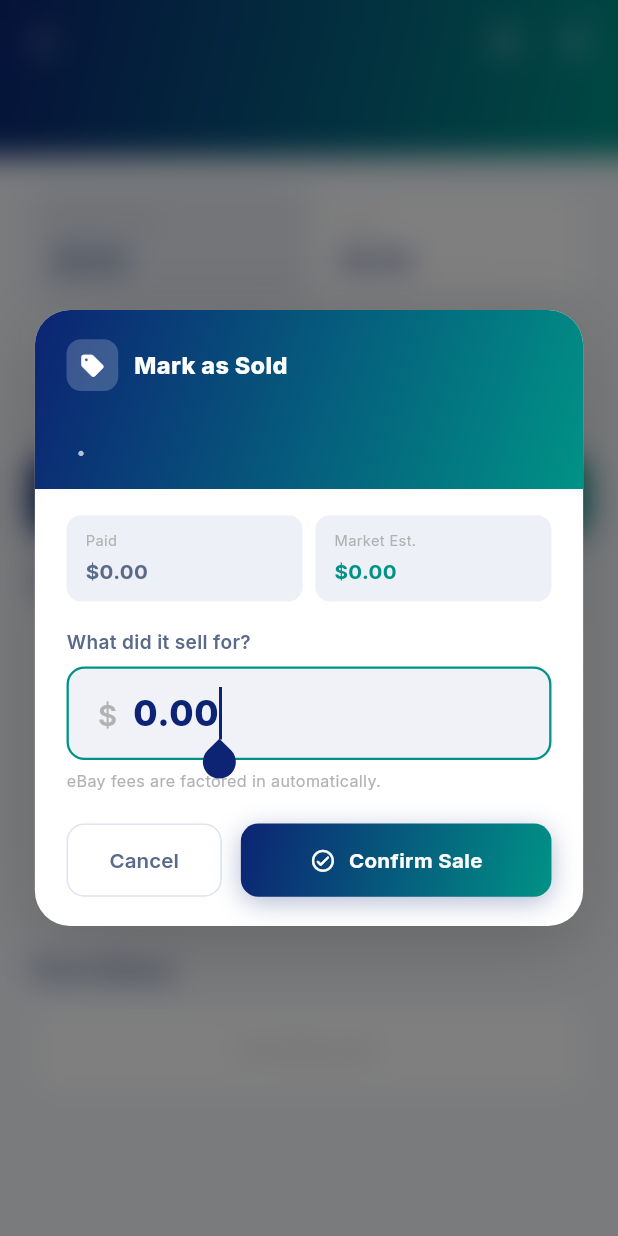
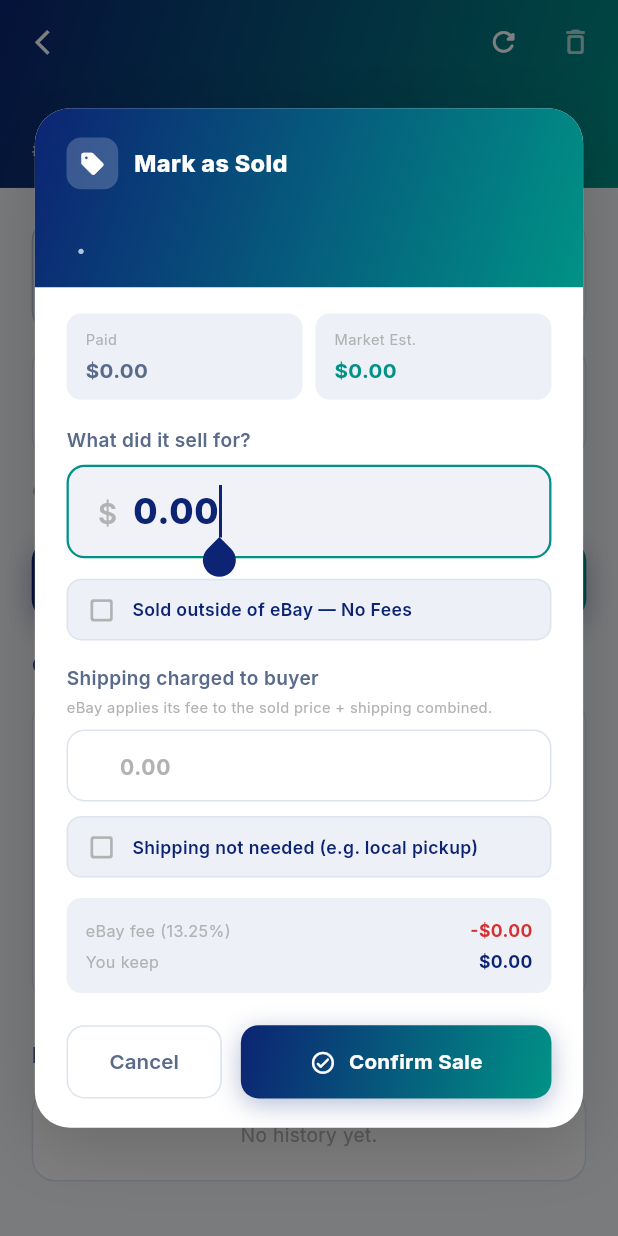
Before and after one commit to hanzala5225/Hobby-Watch, a Flutter app: the CardDetailView screen opened directly with empty values, after a tap on "Mark as Sold", on a phone screen of 412 x 824 dp. Run offline on Flutter 3.47's test engine with Material 3 defaults, Android fonts, the phone set to English and light mode, and no system bars; our stand-ins replace cached_network_image, dio, firebase_core, firebase_messaging, flutter_local_notifications, flutter_screenutil and 6 more; missing offline and left inert: google_mlkit_text_recognition; accounts and stored records are empty; network calls fail.

Commit message:
Adding the transport feature in app - Part 02

```diff
--- a/lib/app/utils/app_constants.dart
+++ b/lib/app/utils/app_constants.dart
@@ -12,7 +12,7 @@ class AppConstants {
   static const String keyOnboarded    = 'onboarded';
 
   // ── Business logic ────────────────────────────────────────────────────────
-  static const double ebayFeePercent      = 12.9;
+  static const double ebayFeePercent      = 13.25;
   static const double defaultTargetMargin = 30.0;
 
   // ── Timeouts ─────────────────────────────────────────────────────────────
--- a/lib/data/models/card_model.dart
+++ b/lib/data/models/card_model.dart
@@ -26,6 +26,9 @@ class CardModel {
   final bool isProfitable;
   final bool isSold;
   final double? soldPrice;
+  final bool soldOutsideEbay;
+  final double shippingCharge;
+  final double? ebayFeeAmount;
   final DateTime? soldAt;
   final DateTime createdAt;
   final DateTime updatedAt;
@@ -47,7 +50,7 @@ class CardModel {
     this.addedVia = 'manual',
     required this.purchasePrice,
     this.targetMarginPercent = 30.0,
-    this.ebayFeePercent = 12.9,
+    this.ebayFeePercent = 13.25,
     this.currentEbayAvg30,
     this.currentEbayAvg60,
     this.currentEbayAvg90,
@@ -58,6 +61,9 @@ class CardModel {
     this.isProfitable = false,
     this.isSold = false,
     this.soldPrice,
+    this.soldOutsideEbay = false,
+    this.shippingCharge = 0,
+    this.ebayFeeAmount,
     this.soldAt,
     required this.createdAt,
     required this.updatedAt,
@@ -80,7 +86,7 @@ class CardModel {
     addedVia:             json['addedVia'] ?? 'manual',
     purchasePrice:        (json['purchasePrice'] as num?)?.toDouble() ?? 0.0,
     targetMarginPercent:  (json['targetMarginPercent'] as num?)?.toDouble() ?? 30.0,
-    ebayFeePercent:       (json['ebayFeePercent'] as num?)?.toDouble() ?? 12.9,
+    ebayFeePercent:       (json['ebayFeePercent'] as num?)?.toDouble() ?? 13.25,
     currentEbayAvg30:     (json['currentEbayAvg30'] as num?)?.toDouble(),
     currentEbayAvg60:     (json['currentEbayAvg60'] as num?)?.toDouble(),
     currentEbayAvg90:     (json['currentEbayAvg90'] as num?)?.toDouble(),
@@ -93,6 +99,9 @@ class CardModel {
     isProfitable:         json['isProfitable'] ?? false,
     isSold:               json['isSold'] ?? false,
     soldPrice:            (json['soldPrice'] as num?)?.toDouble(),
+    soldOutsideEbay:      json['soldOutsideEbay'] ?? false,
+    shippingCharge:       (json['shippingCharge'] as num?)?.toDouble() ?? 0,
+    ebayFeeAmount:        (json['ebayFeeAmount'] as num?)?.toDouble(),
     soldAt:               json['soldAt'] != null ? DateTime.parse(json['soldAt']) : null,
     createdAt:            json['createdAt'] != null
         ? DateTime.parse(json['createdAt'])
--- a/lib/modules/add_card/add_card_view.dart
+++ b/lib/modules/add_card/add_card_view.dart
@@ -207,7 +207,7 @@ class AddCardView extends GetView<AddCardController> {
           child: Row(children: [
             Icon(Icons.info_outline, color: AppColors.accent, size: 18.sp),
             SizedBox(width: 10.w),
-            Expanded(child: Text('eBay fees (~12.9%) are automatically deducted from profit calculations.',
+            Expanded(child: Text('eBay fees (~13.25%) are automatically deducted from profit calculations.',
                 style: GoogleFonts.inter(fontSize: 12.sp, color: AppColors.textSecondary, height: 1.4))),
           ]),
         ),
--- a/lib/modules/card_detail/card_detail_controller.dart
+++ b/lib/modules/card_detail/card_detail_controller.dart
@@ -1,4 +1,3 @@
-import 'dart:ui';
 import 'package:flutter/material.dart';
 import 'package:flutter_screenutil/flutter_screenutil.dart';
 import 'package:get/get.dart';
@@ -60,6 +59,9 @@ class CardDetailController extends GetxController {
     final soldPriceController = TextEditingController(
       text: card.value.currentEbayAvg30?.toStringAsFixed(2) ?? '',
     );
+    final shippingChargeController = TextEditingController();
+    final soldOutsideEbay = false.obs;
+    final shippingNotNeeded = false.obs;
 
     final confirmed = await showDialog<bool>(
       context: context,
@@ -67,6 +69,9 @@ class CardDetailController extends GetxController {
       builder: (_) => _MarkSoldDialog(
         card: card.value,
         soldPriceController: soldPriceController,
+        shippingChargeController: shippingChargeController,
+        soldOutsideEbay: soldOutsideEbay,
+        shippingNotNeeded: shippingNotNeeded,
       ),
     );
 
@@ -75,18 +80,30 @@ class CardDetailController extends GetxController {
       if (price == null || price <= 0) {
         Get.snackbar('Invalid Price', 'Please enter a valid sold price.',
             snackPosition: SnackPosition.BOTTOM, margin: const EdgeInsets.all(16), borderRadius: 12);
-        soldPriceController.dispose();
+        _disposeAfterDialogCloses(soldPriceController);
+        shippingChargeController.dispose();
         return;
       }
-      await _doMarkSold(price);
+      // Shipping is irrelevant once sold-outside-eBay or shipping-not-needed
+      // is checked — treat it as 0 regardless of leftover text in the field.
+      final shipping = (soldOutsideEbay.value || shippingNotNeeded.value)
+          ? 0.0
+          : (double.tryParse(shippingChargeController.text.replaceAll(',', '.')) ?? 0.0);
+      await _doMarkSold(price, soldOutsideEbay.value, shipping);
     }
-    soldPriceController.dispose();
+    _disposeAfterDialogCloses(soldPriceController);
+    shippingChargeController.dispose();
   }
 
-  Future<void> _doMarkSold(double soldPrice) async {
+  void _disposeAfterDialogCloses(TextEditingController controller) {
+    Future.delayed(const Duration(milliseconds: 300), controller.dispose);
+  }
+
+  Future<void> _doMarkSold(double soldPrice, bool soldOutsideEbay, double shippingCharge) async {
     isMarkingSold.value = true;
     try {
-      final updated = await _api.markAsSold(card.value.id, soldPrice);
+      final updated = await _api.markAsSold(card.value.id, soldPrice,
+          soldOutsideEbay: soldOutsideEbay, shippingCharge: shippingCharge);
       card.value = updated;
 
       // ── Immediately update CollectionController and DashboardController ──
@@ -126,22 +143,40 @@ class CardDetailController extends GetxController {
   }
 }
 
-// ── Mark Sold Dialog (separate widget) ───────────────────────────────────────
 class MarkSoldDialog extends StatelessWidget {
   final CardModel card;
   final TextEditingController soldPriceController;
-  const MarkSoldDialog({super.key, required this.card, required this.soldPriceController});
+  final TextEditingController shippingChargeController;
+  final RxBool soldOutsideEbay;
+  final RxBool shippingNotNeeded;
+  const MarkSoldDialog({
+    super.key,
+    required this.card,
+    required this.soldPriceController,
+    required this.shippingChargeController,
+    required this.soldOutsideEbay,
+    required this.shippingNotNeeded,
+  });
 
   @override
   Widget build(BuildContext context) {
     final fmt = NumberFormat.currency(symbol: '\$', decimalDigits: 2);
     final isTarget = card.isTargetReached;
 
-    return BackdropFilter(
-      filter: ImageFilter.blur(sigmaX: 10, sigmaY: 10),
+    // Shifts the whole dialog up above the keyboard as it opens. Note: no
+    // BackdropFilter blur here anymore — it was corrupting the render when
+    // combined with this keyboard-offset Padding (Flutter compositing bug).
+    // showDialog's barrierColor already dims the background, so nothing is
+    // lost visually.
+    return Padding(
+      padding: EdgeInsets.only(bottom: MediaQuery.of(context).viewInsets.bottom),
       child: Dialog(
           backgroundColor: Colors.transparent,
-        insetPadding: EdgeInsets.symmetric(horizontal: 22.w),
+          insetPadding: EdgeInsets.symmetric(horizontal: 22.w, vertical: 24.h),
+          // Caps the dialog's height so it can never exceed the visible
+          // screen space (especially important once the keyboard is up).
+          child: ConstrainedBox(
+            constraints: BoxConstraints(maxHeight: MediaQuery.of(context).size.height * 0.85),
             child: Container(
               decoration: BoxDecoration(
                 color: AppColors.bgCard,
@@ -203,8 +238,10 @@ class MarkSoldDialog extends StatelessWidget {
                     ),
                   ),
 
-              // ── Body ────────────────────────────────────────────────────
-              Padding(
+                  // ── Body — now scrollable, so it can never get stuck
+                  //    behind the keyboard with no way to reach it ─────────
+                  Flexible(
+                    child: SingleChildScrollView(
                       padding: EdgeInsets.fromLTRB(20.w, 18.h, 20.w, 20.h),
                       child: Column(
                         crossAxisAlignment: CrossAxisAlignment.start,
@@ -236,9 +273,132 @@ class MarkSoldDialog extends StatelessWidget {
                               contentPadding: EdgeInsets.symmetric(horizontal: 16.w, vertical: 14.h),
                             ),
                           ),
-                    SizedBox(height: 6.h),
-                    Text('eBay fees are factored in automatically.',
+
+                          SizedBox(height: 14.h),
+
+                          // "Sold outside of eBay" checkbox
+                          Obx(() => GestureDetector(
+                            onTap: () => soldOutsideEbay.value = !soldOutsideEbay.value,
+                            child: Container(
+                              padding: EdgeInsets.symmetric(horizontal: 12.w, vertical: 10.h),
+                              decoration: BoxDecoration(
+                                color: soldOutsideEbay.value ? AppColors.accent.withOpacity(0.08) : AppColors.bgSurface,
+                                borderRadius: BorderRadius.circular(10.r),
+                                border: Border.all(color: soldOutsideEbay.value ? AppColors.accent.withOpacity(0.3) : AppColors.border),
+                              ),
+                              child: Row(children: [
+                                Icon(
+                                  soldOutsideEbay.value ? Icons.check_box_rounded : Icons.check_box_outline_blank_rounded,
+                                  color: soldOutsideEbay.value ? AppColors.accent : AppColors.textMuted,
+                                  size: 20.sp,
+                                ),
+                                SizedBox(width: 10.w),
+                                Expanded(child: Text(
+                                  'Sold outside of eBay — No Fees',
+                                  style: GoogleFonts.inter(fontSize: 12.sp, fontWeight: FontWeight.w600, color: AppColors.textPrimary),
+                                )),
+                              ]),
+                            ),
+                          )),
+
+                          // Shipping section
+                          Obx(() {
+                            if (soldOutsideEbay.value) return const SizedBox();
+                            return Column(
+                              crossAxisAlignment: CrossAxisAlignment.start,
+                              children: [
+                                SizedBox(height: 16.h),
+                                Text('Shipping charged to buyer',
+                                    style: GoogleFonts.inter(fontSize: 13.sp, fontWeight: FontWeight.w600, color: AppColors.textSecondary)),
+                                SizedBox(height: 4.h),
+                                Text('eBay applies its fee to the sold price + shipping combined.',
+                                    style: GoogleFonts.inter(fontSize: 10.sp, color: AppColors.textMuted)),
+                                SizedBox(height: 8.h),
+                                Obx(() => TextFormField(
+                                  controller: shippingChargeController,
+                                  enabled: !shippingNotNeeded.value,
+                                  keyboardType: const TextInputType.numberWithOptions(decimal: true),
+                                  style: GoogleFonts.inter(fontSize: 16.sp, fontWeight: FontWeight.w700,
+                                      color: shippingNotNeeded.value ? AppColors.textMuted : AppColors.textPrimary),
+                                  decoration: InputDecoration(
+                                    prefixText: '\$  ',
+                                    prefixStyle: GoogleFonts.inter(fontSize: 14.sp, fontWeight: FontWeight.w600, color: AppColors.textMuted),
+                                    hintText: '0.00',
+                                    filled: shippingNotNeeded.value,
+                                    fillColor: AppColors.bgSurface,
+                                    contentPadding: EdgeInsets.symmetric(horizontal: 14.w, vertical: 12.h),
+                                  ),
+                                )),
+                                SizedBox(height: 10.h),
+
+                                Obx(() => GestureDetector(
+                                  onTap: () {
+                                    shippingNotNeeded.value = !shippingNotNeeded.value;
+                                    if (shippingNotNeeded.value) shippingChargeController.clear();
+                                  },
+                                  child: Container(
+                                    padding: EdgeInsets.symmetric(horizontal: 12.w, vertical: 10.h),
+                                    decoration: BoxDecoration(
+                                      color: shippingNotNeeded.value ? AppColors.accent.withOpacity(0.08) : AppColors.bgSurface,
+                                      borderRadius: BorderRadius.circular(10.r),
+                                      border: Border.all(color: shippingNotNeeded.value ? AppColors.accent.withOpacity(0.3) : AppColors.border),
+                                    ),
+                                    child: Row(children: [
+                                      Icon(
+                                        shippingNotNeeded.value ? Icons.check_box_rounded : Icons.check_box_outline_blank_rounded,
+                                        color: shippingNotNeeded.value ? AppColors.accent : AppColors.textMuted,
+                                        size: 20.sp,
+                                      ),
+                                      SizedBox(width: 10.w),
+                                      Expanded(child: Text(
+                                        'Shipping not needed (e.g. local pickup)',
+                                        style: GoogleFonts.inter(fontSize: 12.sp, fontWeight: FontWeight.w600, color: AppColors.textPrimary),
+                                      )),
+                                    ]),
+                                  ),
+                                )),
+                              ],
+                            );
+                          }),
+
+                          SizedBox(height: 14.h),
+
+                          // Live fee preview
+                          AnimatedBuilder(
+                            animation: Listenable.merge([soldPriceController, shippingChargeController]),
+                            builder: (_, __) => Obx(() {
+                              final soldPrice = double.tryParse(soldPriceController.text.replaceAll(',', '.')) ?? 0;
+                              final shipping = (soldOutsideEbay.value || shippingNotNeeded.value)
+                                  ? 0.0
+                                  : (double.tryParse(shippingChargeController.text.replaceAll(',', '.')) ?? 0.0);
+                              final combined = soldPrice + shipping;
+                              final feeAmount = soldOutsideEbay.value ? 0.0 : combined * (card.ebayFeePercent / 100);
+                              final afterFees = combined - feeAmount;
+
+                              return Container(
+                                width: double.infinity,
+                                padding: EdgeInsets.all(12.w),
+                                decoration: BoxDecoration(
+                                  color: AppColors.bgSurface,
+                                  borderRadius: BorderRadius.circular(10.r),
+                                ),
+                                child: Column(crossAxisAlignment: CrossAxisAlignment.start, children: [
+                                  Row(mainAxisAlignment: MainAxisAlignment.spaceBetween, children: [
+                                    Text(soldOutsideEbay.value ? 'eBay fee' : 'eBay fee (${card.ebayFeePercent.toStringAsFixed(2)}%)',
                                         style: GoogleFonts.inter(fontSize: 11.sp, color: AppColors.textMuted)),
+                                    Text(soldOutsideEbay.value ? 'None' : '-${fmt.format(feeAmount)}',
+                                        style: GoogleFonts.inter(fontSize: 12.sp, fontWeight: FontWeight.w700, color: AppColors.loss)),
+                                  ]),
+                                  SizedBox(height: 4.h),
+                                  Row(mainAxisAlignment: MainAxisAlignment.spaceBetween, children: [
+                                    Text('You keep', style: GoogleFonts.inter(fontSize: 11.sp, color: AppColors.textMuted)),
+                                    Text(fmt.format(afterFees),
+                                        style: GoogleFonts.inter(fontSize: 12.sp, fontWeight: FontWeight.w700, color: AppColors.textPrimary)),
+                                  ]),
+                                ]),
+                              );
+                            }),
+                          ),
 
                           SizedBox(height: 22.h),
 
@@ -286,7 +446,9 @@ class MarkSoldDialog extends StatelessWidget {
                         ],
                       ),
                     ),
+                  ),
                 ],
+              ),
             ),
           ),
       ),
@@ -308,5 +470,11 @@ class MarkSoldDialog extends StatelessWidget {
 
 // Alias for backward compat
 class _MarkSoldDialog extends MarkSoldDialog {
-  const _MarkSoldDialog({required super.card, required super.soldPriceController});
+  const _MarkSoldDialog({
+    required super.card,
+    required super.soldPriceController,
+    required super.shippingChargeController,
+    required super.soldOutsideEbay,
+    required super.shippingNotNeeded,
+  });
 }
--- a/lib/modules/card_detail/card_detail_view.dart
+++ b/lib/modules/card_detail/card_detail_view.dart
@@ -71,6 +71,18 @@ class CardDetailView extends GetView<CardDetailController> {
                               if (isSold || card.isTargetReached) SizedBox(height: 8.h),
                               Text(card.playerName,
                                   style: GoogleFonts.inter(fontSize: 22.sp, fontWeight: FontWeight.w800, color: Colors.white)),
+                              SizedBox(height: 4.h),
+                              Text(
+                                [
+                                  card.year,
+                                  card.brand,
+                                  card.setName,
+                                  card.parallel,
+                                  card.cardNumber != null ? '#${card.cardNumber}' : null,
+                                  card.grade,
+                                ].where((s) => s != null && s.isNotEmpty).join(' • '),
+                                style: GoogleFonts.inter(fontSize: 12.sp, color: Colors.white70, fontWeight: FontWeight.w500),
+                              ),
                             ],
                           ),
                         ),
@@ -80,7 +92,6 @@ class CardDetailView extends GetView<CardDetailController> {
                 ),
               ),
             ),
-
             SliverToBoxAdapter(
               child: Padding(
                 padding: EdgeInsets.all(20.w),
@@ -115,6 +126,21 @@ class CardDetailView extends GetView<CardDetailController> {
                         color: (card.profitDollar ?? 0) >= 0 ? AppColors.accent : AppColors.loss,
                       )),
                     ]),
+
+                    // Small honest caption instead of a duplicate price block —
+                    // "Market Price" above is already the same number eBay's
+                    // API gives us; this just clarifies what it actually is.
+                    if (!isSold && card.currentEbayAvg30 != null) ...[
+                      SizedBox(height: 8.h),
+                      Row(children: [
+                        Icon(Icons.info_outline_rounded, color: AppColors.textMuted, size: 12.sp),
+                        SizedBox(width: 5.w),
+                        Expanded(child: Text(
+                          'Market Price reflects active eBay listings right now, not a historical average.',
+                          style: GoogleFonts.inter(fontSize: 10.sp, color: AppColors.textMuted),
+                        )),
+                      ]),
+                    ],
 
                     SizedBox(height: 20.h),
 
@@ -318,3 +344,20 @@ class _PriceBox extends StatelessWidget {
     );
   }
 }
+
+class _AvgColumn extends StatelessWidget {
+  final String label;
+  final double? value;
+  final NumberFormat fmt;
+  const _AvgColumn({required this.label, required this.value, required this.fmt});
+
+  @override
+  Widget build(BuildContext context) {
+    return Column(children: [
+      Text(value != null ? fmt.format(value!) : '—',
+          style: GoogleFonts.inter(fontSize: 14.sp, fontWeight: FontWeight.w700, color: AppColors.textPrimary)),
+      SizedBox(height: 3.h),
+      Text(label, style: GoogleFonts.inter(fontSize: 10.sp, color: AppColors.textMuted)),
+    ]);
+  }
+}
--- a/lib/modules/sold_history/sold_history_view.dart
+++ b/lib/modules/sold_history/sold_history_view.dart
@@ -212,7 +212,9 @@ class _SoldCardTile extends StatelessWidget {
   @override
   Widget build(BuildContext context) {
     final soldPrice = card.soldPrice ?? 0;
-    final afterFees = soldPrice * (1 - card.ebayFeePercent / 100);
+    final combined = soldPrice + card.shippingCharge;
+    final feePercent = card.soldOutsideEbay ? 0.0 : card.ebayFeePercent;
+    final afterFees = combined * (1 - feePercent / 100);
     final profit = afterFees - card.purchasePrice;
     final marginPct = card.purchasePrice > 0 ? (profit / card.purchasePrice) * 100 : 0.0;
     final isProfit = profit >= 0;
--- a/lib/modules/splash/splash_controller.dart
+++ b/lib/modules/splash/splash_controller.dart
@@ -11,7 +11,7 @@ class SplashController extends GetxController {
   }
 
   Future<void> _navigate() async {
-    await Future.delayed(const Duration(milliseconds: 1800));
+    await Future.delayed(const Duration(milliseconds: 3000));
     final prefs = await SharedPreferences.getInstance();
     final token = prefs.getString(AppConstants.keyAccessToken);
     if (token != null && token.isNotEmpty) {
```
Also changed, not shown: lib/data/services/api_service.dart (+7 -2 lines), lib/modules/auth/login/login_view.dart (+9 -2 lines), lib/modules/scan_card/scan_card_controller.dart (+19 -0 lines), lib/modules/scan_card/scan_card_view.dart (+52 -56 lines), lib/modules/sold_history/sold_history_controller.dart (+17 -6 lines), lib/modules/splash/splash_view.dart (+5 -20 lines), lib/modules/edit_card/edit_card_controller.dart (added), 1 other file. Lines whose indentation alone changed are shown as unchanged.
